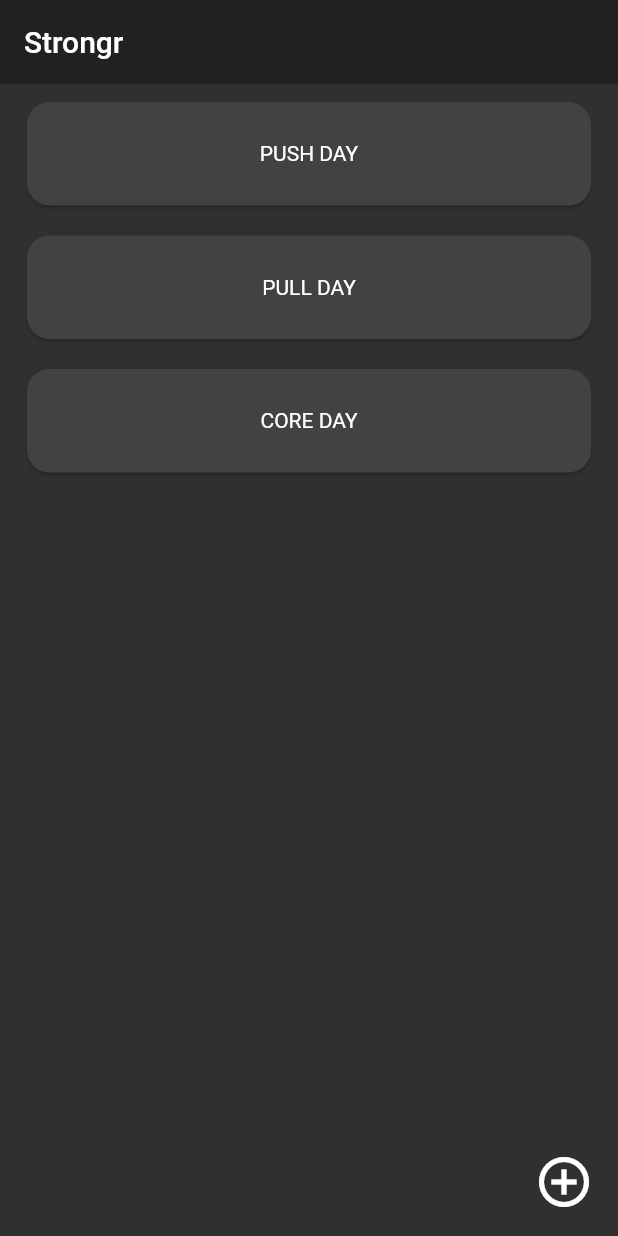
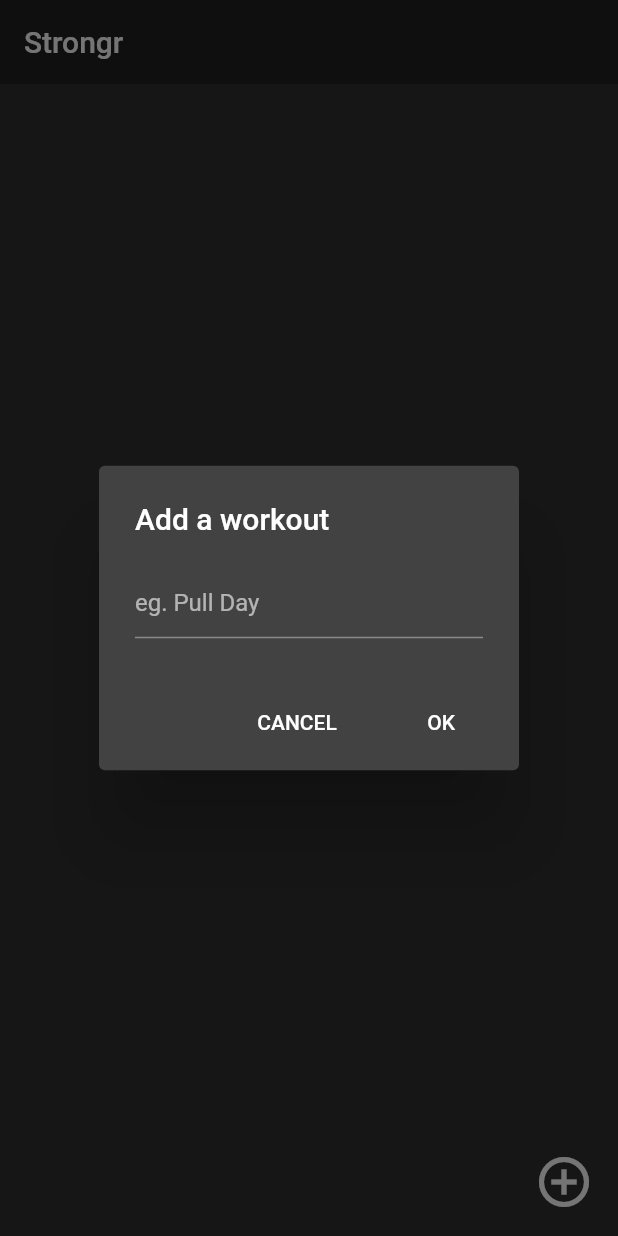
Before and after one commit to raimsargado/Push, a Flutter app: the screen it shows after launch, after a tap on the "add circle outline" icon, on a phone screen of 412 x 824 dp. Run offline on Flutter 3.47's test engine with Material 2 defaults, Android fonts, the phone set to English and light mode, and no system bars; our stand-ins replace get_it, sembast.

Commit message:
retriving data IN PROGRESS

```diff
--- a/lib/db/app_db.dart
+++ b/lib/app_db.dart
@@ -4,7 +4,7 @@
 import 'package:path_provider/path_provider.dart';
 import 'package:sembast/sembast.dart';
 import 'package:sembast/sembast_io.dart';
-import 'package:strongr/db/app_db_interface.dart';
+import 'package:strongr/app_db_interface.dart';
 
 class AppDatabase extends AppDatabaseApi {
 
@@ -30,7 +30,7 @@
     final appDocumentDir = await getApplicationDocumentsDirectory();
     // make sure it exists
     await appDocumentDir.create(recursive: true);
-    // Path with the form: /platform-specific-directory/strongr.db
+    // Path with the form: /platform-specific-directory/strongr.main.db
     final dbPath = join(appDocumentDir.path, 'strongr.db');
 
     final database = await databaseFactoryIo.openDatabase(dbPath);
--- a/lib/exercise/bloc/exercise_bloc_api.dart
+++ b/lib/exercise/bloc/exercise_bloc_api.dart
@@ -1,3 +1,3 @@
-import 'package:strongr/bloc/app_bloc.dart';
+import 'package:strongr/app_bloc.dart';
 
 abstract class ExerciseBlocApi with AppBloc {}
--- a/lib/home/home_view.dart
+++ b/lib/home/home_view.dart
@@ -1,34 +1,43 @@
 import 'package:flutter/material.dart';
 import 'package:strongr/exercise/models/exercise.dart';
-import 'package:strongr/service/service_init.dart';
+import 'package:strongr/service_init.dart';
 import 'package:strongr/workout/bloc/workout_bloc_api.dart';
 import 'package:strongr/workout/models/workout.dart';
 import 'package:strongr/workout/views/workout_item.dart';
 
 class HomeView extends StatelessWidget {
+  @override
+  Widget build(BuildContext context) {
+    return MaterialApp(
+      title: 'Flutter Demo',
+      theme: ThemeData.dark(),
+      home: WorkoutListView(), /**[WorkoutListView] as home page**/
+    );
+  }
+}
+
+// ignore: must_be_immutable
+class WorkoutListView extends StatelessWidget {
 
   //injection without context dependency
   var _workoutBloc = serviceLocator.get<WorkoutBlocApi>();
+  var _workouts = List<Workout>();
 
   @override
   Widget build(BuildContext context) {
-    var _exercises = List<Exercise>();
-    _exercises.add(Exercise("Bench Press"));
-    _exercises.add(Exercise("Inclined Bench Press"));
-    _exercises.add(Exercise("French Press"));
-    _exercises.add(Exercise("Overhead Press"));
-    _exercises.add(Exercise("Lateral Raises"));
-    _exercises.add(Exercise("Front Raises"));
+//
+//    var _exercises = List<Exercise>();
+//    _exercises.add(Exercise("Bench Press"));
+//    _exercises.add(Exercise("Inclined Bench Press"));
+//    _exercises.add(Exercise("French Press"));
+//    _exercises.add(Exercise("Overhead Press"));
+//    _exercises.add(Exercise("Lateral Raises"));
+//    _exercises.add(Exercise("Front Raises"));
+//
 
-    var _workout = List<Workout>();
-    _workout.add(Workout("PUSH DAY", _exercises));
-    _workout.add(Workout("PULL DAY", _exercises));
-    _workout.add(Workout("CORE DAY", _exercises));
-
-    return MaterialApp(
-      title: 'Flutter Demo',
-      theme: ThemeData.dark(),
-      home: Scaffold(
+    print("build stateless $_workouts");
+    // TODO: implement build
+    return Scaffold(
       appBar: AppBar(
         title: Text("Strongr"),
         elevation: 0,
@@ -38,20 +47,25 @@
         builder: (context, snapshot) {
           if (snapshot.data == null) {
             //initialize.. todo put init inside the bloc
-              _workoutBloc.valInput(_exercises);
-              return Container();
+//              _workoutBloc.valInput(_exercises);s
+            return Center(
+              child: Text("If I were you, "
+                  "\nI will start adding workout now."),
+            );
           } else {
+            _workouts.add(snapshot.data as Workout);
+            var workouts = _workouts.toSet().toList();
             return CustomScrollView(
               slivers: <Widget>[
                 SliverList(
                   delegate: SliverChildBuilderDelegate(
                       (BuildContext context, int index) {
-                      var _exercise = _workout?.elementAt(index);
+                    var _workout = workouts?.elementAt(index);
                     return Padding(
                       padding: const EdgeInsets.fromLTRB(2, 4, 2, 0),
-                        child: WorkoutItem(workout: _exercise),
+                      child: WorkoutItem(workout: _workout),
                     );
-                    }, childCount: _workout?.length),
+                  }, childCount: workouts?.length),
                 ),
               ],
             );
@@ -64,10 +78,42 @@
           size: 40,
         ),
         onPressed: () {
-            _workoutBloc.valInput(_exercises);
+          _displayDialog(context);
+//            _workoutBloc.valInput(Workout("My First Workout"));
         },
-        ),
       ),
     );
   }
+
+  TextEditingController _textFieldController = TextEditingController();
+
+  _displayDialog(BuildContext context) async {
+    showDialog(
+        context: context,
+        barrierDismissible: true,
+        builder: (context) {
+          return AlertDialog(
+            title: Text('Add a workout'),
+            content: TextField(
+              controller: _textFieldController,
+              decoration: InputDecoration(hintText: "eg. Pull Day"),
+            ),
+            actions: <Widget>[
+              new FlatButton(
+                child: new Text('CANCEL'),
+                onPressed: () {
+                  Navigator.of(context, rootNavigator: true).pop();
+                },
+              ),
+              FlatButton(
+                child: new Text('OK'),
+                onPressed: () {
+                  _workoutBloc.valInput(Workout(_textFieldController.text));
+                },
+              )
+            ],
+          );
+        });
   }
+
+}
--- a/lib/main.dart
+++ b/lib/main.dart
@@ -1,6 +1,6 @@
 import 'package:flutter/material.dart';
 import 'package:strongr/home/home_view.dart';
-import 'package:strongr/service/service_init.dart';
+import 'package:strongr/service_init.dart';
 
 
 void main() {
--- a/lib/service/service_init.dart
+++ b/lib/service_init.dart
@@ -1,7 +1,7 @@
 // This is our global ServiceLocator
 import 'package:get_it/get_it.dart';
-import 'package:strongr/db/app_db.dart';
-import 'package:strongr/db/app_db_interface.dart';
+import 'package:strongr/app_db.dart';
+import 'package:strongr/app_db_interface.dart';
 import 'package:strongr/exercise/bloc/exercise_bloc.dart';
 import 'package:strongr/exercise/bloc/exercise_bloc_api.dart';
 import 'package:strongr/exercise/data/exercise_repo.dart';
@@ -18,12 +18,13 @@
 GetIt serviceLocator = GetIt.instance;
 
 void serviceInit() {
-  //db
+  //main.db
   serviceLocator.registerSingleton<AppDatabaseApi>(AppDatabase(),
       signalsReady: true);
 
   //repos
-  serviceLocator.registerSingleton<WorkoutApi>(WorkoutRepo());
+  serviceLocator.registerSingleton<WorkoutRepoApi>(WorkoutRepo(),
+      signalsReady: true);
   serviceLocator.registerSingleton<WorkSetRepoApi>(WorkSetRepo());
   serviceLocator.registerSingleton<ExerciseRepoApi>(ExerciseRepo());
 
--- a/lib/workout/bloc/workout_bloc.dart
+++ b/lib/workout/bloc/workout_bloc.dart
@@ -1,13 +1,12 @@
 import 'dart:async';
 
-import 'package:strongr/service/service_init.dart';
+import 'package:strongr/service_init.dart';
 import 'package:strongr/workout/bloc/workout_bloc_api.dart';
 import 'package:strongr/workout/data/workout_repo_api.dart';
 import 'package:strongr/workout/models/workout.dart';
 
 class WorkoutBloc extends WorkoutBlocApi {
-
-  var _workoutRepo = serviceLocator.get<WorkoutApi>();
+  var _workoutRepo = serviceLocator.get<WorkoutRepoApi>();
 
   var valController = new StreamController<Workout>.broadcast();
   var valControllerOutput = new StreamController<Workout>.broadcast();
@@ -16,6 +15,20 @@
     valController.stream.listen((workout) {
       valControllerOutput.sink.add(workout);
     });
+
+
+    //TODO RETRIEVE FROM DB
+    //init workouts
+    _workoutRepo.workouts.then((workoutKeys) {
+      //init workouts
+      workoutKeys.forEach((workoutKey){
+        print("workout_bloc workoutKey: ${workoutKey}");
+        _workoutRepo.getWorkout(workoutKey).then((workout){
+          valController.sink.add(workout);
+        });
+      });
+    });
+
   }
 
   @override
@@ -29,8 +42,8 @@
 
   @override
   void valInput(dynamic any) {
-    valController.sink
-        .add(Workout("Leg Day", any));
+    _workoutRepo.addWorkout(any as Workout).then((workout) {
+      valController.sink.add(workout); //TODO DIRECT TO DB
+    });
   }
-
 }
--- a/lib/workout/bloc/workout_bloc_api.dart
+++ b/lib/workout/bloc/workout_bloc_api.dart
@@ -1,4 +1,4 @@
 
-import 'package:strongr/bloc/app_bloc.dart';
+import 'package:strongr/app_bloc.dart';
 
 abstract class WorkoutBlocApi with AppBloc{}
--- a/lib/workout/data/workout_dao.dart
+++ b/lib/workout/data/workout_dao.dart
@@ -1,7 +1,7 @@
 import 'package:sembast/sembast.dart';
-import 'package:strongr/db/app_db_interface.dart';
-import 'package:strongr/exercise/models/exercise.dart';
-import 'package:strongr/service/service_init.dart';
+import 'package:sembast/utils/value_utils.dart';
+import 'package:strongr/app_db_interface.dart';
+import 'package:strongr/service_init.dart';
 import 'package:strongr/workout/models/workout.dart';
 
 class WorkoutDao {
@@ -100,83 +100,87 @@
 
   //finding and updating a workout
 
-  Future insert(Workout workout) async {
-    print("appdb : $_database");
-    var key = "push day";
-    var value = [Exercise("bench press")];
+  Future<Workout> insert(Workout workout) async {
+    //TODO 1:: ADD WORKOUT FIRST AND GET THE KEY
 
-    //todo note : .put returns record/s
-    //todo note : .add returns key
+    //this is where the new workout is added AT THE ROOT OF THE TABLE
+    //
+    // then retrieving the [workoutRecord] , its actually a key
 
-    //TODO DATA list SHOULD ALWAYS BE A MAP SO WE CAN EDIT VIA "cloneMap"
-    //TODO WE CAN DIRECTLY EDIT A MAP VALUE VIA FINDER BY KEY UPDATER
-    //1. add workout to workout list.. via workout_store .. record key 'workout_list'
-    var records = await _workoutStore.record("workout_list").put(
-      await _database,
-      {
-        "workouts": [
-          "key1",
-          "key2",
-          "key3",
-        ],
-      },
-    );
-
-//2. add single workout item(has the list of exercise
-// .. all are just keys) to workout store ..
-// key AUTO (SO WE CAN FIND VIA KEY)
-    //todo adding workout
     var workoutRecord = await _workoutStore.add(await _database, {
-      "workout_name": "Push Day",
-      "exercises": [
-        "exercise1 KEY",
-        "exercise2 KEY",
-        "exercise3 KEY",
-      ],
+      "workout_name": workout.name,
+//      "exercises": [
+//        "exercise1 KEY",
+//        "exercise2 KEY",
+//        "exercise3 KEY",
+//      ],
     });
 
-//3. add single exercise item
-// (has the list of worksets)
-// .. all are just keys) to exercise store..
-// key AUTO (so we can find via key)
-    var exerciseRecord = await _exerciseStore.add(await _database, {
-      "exercise_name": "bench press",
-      "sets": [
-        "WORKSET1 KEY",
-        "WORKSET2 KEY",
-        "WORKSET3 KEY",
-      ],
-    });
+    //TODO 2:: UPDATE THE WORKOUT LIST
 
-//4  add single workset item which has the workset details .
-// .. to WORKSET STORE. AUTO KEY (SO WE CAN FIND VIA KEY)
-    var worksetRecord = await _worksetStore.add(await _database, {
-      "set_name": "1st",
-      "exer_name": "Bench press",
-      "previous": "10kgX8reps",
-      "weight": "20kg",
-      "reps": "10 reps",
-      "status": "done"
-    });
+    //then adding the key to workouts table
+    updateWorkouts(workoutRecord);
+
+    return workout;
   }
 
-  Future updateWorkout(Workout workout) async {
-    print(_database);
+  Future<void> updateWorkouts(String workoutKey) async {
+    //
     if (_database != null) {
-      final finder = Finder(filter: Filter.equals('test', 'test'));
-      var records = await _workoutStore.find(await _database, finder: finder);
-      await _workoutStore.update(
-        await _database,
-        {
-          "username": "John john dex",
-          "hasAuth": false,
-          "picUrl": "picUrl",
-          "bio": "Unmodified",
-        },
-        finder: finder,
-      );
+      //getting all workout keys via [finder] then [records]
+      final finder = Finder(filter: Filter.byKey("workout_list"));
+      var records =
+          await _workoutStore.findFirst(await _database, finder: finder);
+
+      if (records != null) {
+        //clone the data
+        var data = cloneMap(records.value);
+        //modify
+        var workouts = data["workouts"] as List;
+        workouts.add(workoutKey);
+        data["workouts"] = workouts;
+
+        print("data workouts: $workouts");
+
+        //update list via batch
+        return await _workoutStore
+            .record("workout_list")
+            .update(await _database, data);
+      } else {
+        //first save
+        return await _workoutStore.record("workout_list").add(
+          await _database,
+          {
+            "workouts": [workoutKey],
+          },
+        );
+      }
+    }
+  }
+
+  Future<Workout> addWorkout(Workout workout) async {
+    return await insert(workout);
+  }
+
+  void deleteWorkout(Workout workOut) {
+    // TODO: implement deleteWorkout
+  }
+
+  void updateWorkout(Workout workout) {
+//      data.add(workout.name);
+//      await _workoutStore.update(
+//        await _database,
+//        {
+//          "username": "John john dex",
+//          "hasAuth": false,
+//          "picUrl": "picUrl",
+//          "bio": "Unmodified",
+//        },
+//        finder: finder,
+//      );
+
 //      if (records.isEmpty) {
-//        var key = await _workoutStore.record('test').put(db, {
+//        var key = await _workoutStore.record('test').put(main.db, {
 //          "username": "John Doex",
 //          "hasAuth": false,
 //          "picUrl": "picUrl",
@@ -185,20 +189,94 @@
 //      } else {
 //
 //      }
-    }
-  }
-
-  void addWorkout(Workout workout) {
-    // TODO: implement addWorkout
-  }
-
-  void deleteWorkout(Workout workOut) {
-    // TODO: implement deleteWorkout
   }
 
   // TODO: implement workout
-  Workout get workout => null;
+  Future<Workout> getWorkout(String workoutKey) async {
+    // Finder object can also sort data.
+    final finder = Finder(
+      filter: Filter.byKey(workoutKey),
+    );
+
+    return await _workoutStore
+        .findFirst(await _database, finder: finder)
+        .then((snapshot) {
+      Map<String, dynamic> workoutData = cloneMap(snapshot.value);
+      String workoutName = workoutData["workout_name"];
+      return Workout(workoutName);
+    });
+  }
 
   // TODO: implement workouts
-  List<Workout> get workouts => null;
+  Future<List<dynamic>> get workouts async {
+//    // getting all the saved workout keys
+//    final finder = Finder(
+//      filter: Filter.byKey("workout_list"),
+//    );
+//
+//    final workouts = List<Workout>();
+//
+//    final recordSnaps = await _worksetStore.find(
+//      await _database,
+//      finder: finder,
+//    );
+//
+    // getting all the saved workout keys
+    final recordSnapshots =
+        await _workoutStore.record("workout_list").get(await _database);
+
+    //converting to list
+    List<dynamic> data = cloneMap(recordSnapshots)["workouts"];
+
+    return data;
+//    return data.map((workoutKey) {
+//     return getWorkout(workoutKey).then((workout) {
+//        print("wokout_dao workoutKey: $workoutKey  to workout: ${workout.name}");
+//        return workout;
+//      });
+//    }).toList();
+
+//
+//    List<Workout> _workouts;
+//    return await data.forEach((key) async {
+//      getWorkout(key).then((workout) {
+//        _workouts.add(workout);
+//      }).then((workouts) {
+//        return _workouts;
+//      });
+//    });
+
+//    recordSnaps.map((value) {
+//      print("recordSnapshots ${value}");
+//      List<dynamic> data = cloneMap(value.value)["workouts"];
+//      print("data ${data}");
+//
+//    });
+//    var workouts = cloneMap(recordSnapshots.);
+//    var workouts = List<Workout>();
+    // Making a List<Workout> out of List<RecordSnapshot>
+//   return recordSnapshots.map((snapshot) {
+//      //find single workout by key
+
+//    });
+//
+//    return recordSnapshots.map((snapshot) {
+////      final fruit = Fruit.fromMap(snapshot.value);
+////      // An ID is a key of a record from the database.
+////      fruit.id = snapshot.key;
+//
+//      print("workouts ${snapshot}");
+//      Map<String, dynamic> workoutValue = cloneMap(snapshot.value);
+//
+//      print("workoutValue ${workoutValue}");
+//      List<dynamic> workoutKeys = workoutValue["workouts"];
+//
+//      workoutKeys.forEach((key) {
+//        print("key ${key}");
+//        getWorkout(key).then((workout) {
+//          return workout;
+//        });
+//      });
+//    }).toList();
+  }
 }
--- a/lib/workout/data/workout_repo.dart
+++ b/lib/workout/data/workout_repo.dart
@@ -2,26 +2,18 @@
 import 'package:strongr/workout/data/workout_repo_api.dart';
 import 'package:strongr/workout/models/workout.dart';
 
-
-class WorkoutRepo implements WorkoutApi {
-
+class WorkoutRepo implements WorkoutRepoApi {
   var dao = WorkoutDao();
 
-  final workoutList = List<Workout>();
+  var workoutList = List<Workout>();
 
-  WorkoutRepo._privateConstructor() {
-//    initFirstStorage();
-  }
-
-  static final _instance = WorkoutRepo._privateConstructor();
-
-  factory WorkoutRepo() {
-    return _instance;
+  WorkoutRepo() {
+    initFirstStorage();
   }
 
   @override
-  void addWorkout(Workout workout) {
-    // TODO: implement addWorkout
+  Future<Workout> addWorkout(Workout workout) async {
+    return dao.addWorkout(workout);
   }
 
   @override
@@ -34,12 +26,20 @@
     // TODO: implement updateWorkout
   }
 
-  @override
-  // TODO: implement workout
-  Workout get workout => null;
+
 
   @override
   // TODO: implement workouts
-  List<Workout> get workouts => null;
+  Future<List<dynamic>> get workouts async {
+    return initFirstStorage();
+  }
 
+  Future<List<dynamic>> initFirstStorage() async {
+    return await dao.workouts;
+  }
+
+  @override
+ Future<Workout>  getWorkout(String workoutKey) async {
+    return await dao.getWorkout(workoutKey);
+  }
 }
--- a/lib/workout/data/workout_repo_api.dart
+++ b/lib/workout/data/workout_repo_api.dart
@@ -2,15 +2,15 @@
 import 'package:strongr/workout/models/workout.dart';
 import 'package:strongr/workset/models/workset.dart';
 
-abstract class WorkoutApi {
+abstract class WorkoutRepoApi {
   //get workouts
-  List<Workout> get workouts;
+  Future<List<dynamic>> get workouts;
 
   //get workout
-  Workout get workout;
+  Future<Workout> getWorkout(String workoutKey);
 
   //add workout(Workout)
-  void addWorkout(Workout workout);
+  Future<Workout> addWorkout(Workout workout);
 
   //update workout(Workout)
   void updateWorkout(Workout workout);
--- a/lib/workout/models/workout.dart
+++ b/lib/workout/models/workout.dart
@@ -5,6 +5,6 @@
   final String name;
   final List<Exercise> exercise;
 
-  Workout(this.name, this.exercise);
+  Workout(this.name, {this.exercise});
 
 }
--- a/lib/workset/bloc/workset_bloc.dart
+++ b/lib/workset/bloc/workset_bloc.dart
@@ -1,7 +1,7 @@
 import 'dart:async';
 
 import 'package:strongr/main.dart';
-import 'package:strongr/service/service_init.dart';
+import 'package:strongr/service_init.dart';
 import 'package:strongr/workset/bloc/workset_bloc_api.dart';
 import 'package:strongr/workset/data/workset_repo_interface.dart';
 import 'package:strongr/workset/models/workset.dart';
--- a/lib/workset/bloc/workset_bloc_api.dart
+++ b/lib/workset/bloc/workset_bloc_api.dart
@@ -1,3 +1,3 @@
-import 'package:strongr/bloc/app_bloc.dart';
+import 'package:strongr/app_bloc.dart';
 
 abstract class WorkSetBlocApi with AppBloc {}
--- a/lib/workset/views/workset_item.dart
+++ b/lib/workset/views/workset_item.dart
@@ -5,6 +5,7 @@
   final WorkSet set;
 
   const WorkSetItem({Key key, this.set}) : super(key: key);
+
 //todo create exercise item
   @override
   Widget build(BuildContext context) {
@@ -16,7 +17,9 @@
             RoundedRectangleBorder(borderRadius: BorderRadius.circular(15.0)),
         child: Container(
           height: 69,
-          child: Center(child: Text("")),
+          child: Center(
+            child: Text(""),
+          ),
         ),
       ),
     );
```
Also changed, not shown: lib/exercise/bloc/exercise_bloc.dart (+20 -9 lines), lib/exercise/views/exercise_item.dart (added, +30 -0 lines), lib/workout/views/workout_view.dart (+20 -16 lines), lib/app_bloc.dart (renamed from lib/bloc/app_bloc.dart), lib/app_db_interface.dart (renamed from lib/db/app_db_interface.dart), 3 other files. Lines whose indentation alone changed are shown as unchanged.
